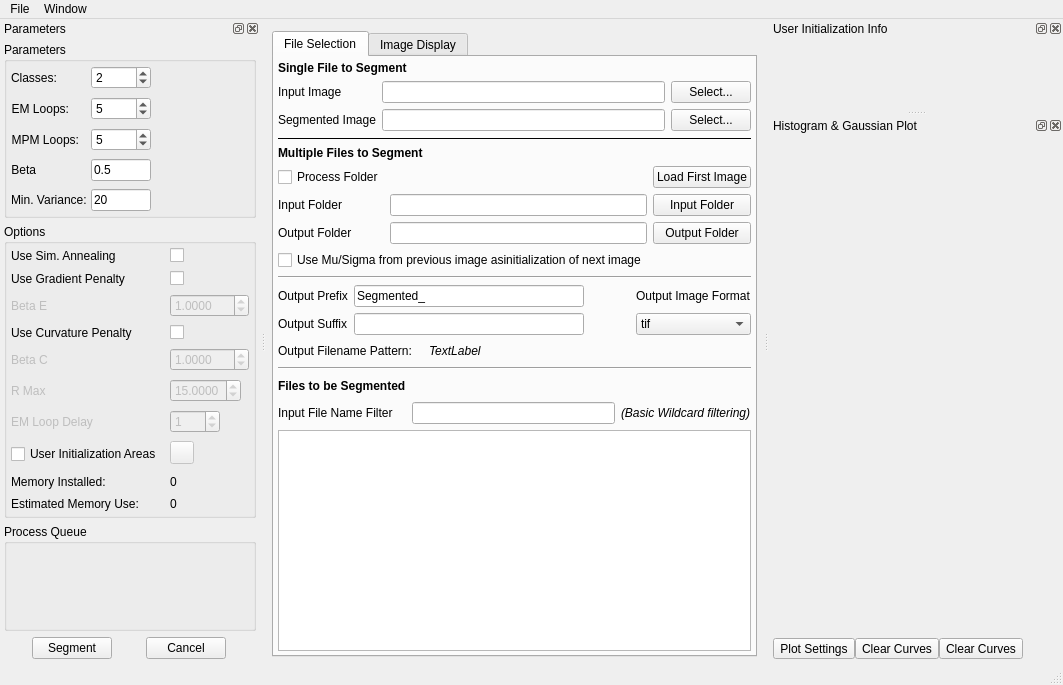
BlueQuartzSoftware/EMMPMWorkbench, file Code/EmMpmGui/UI_Files/EmMpmGui.ui: the form before one commit.
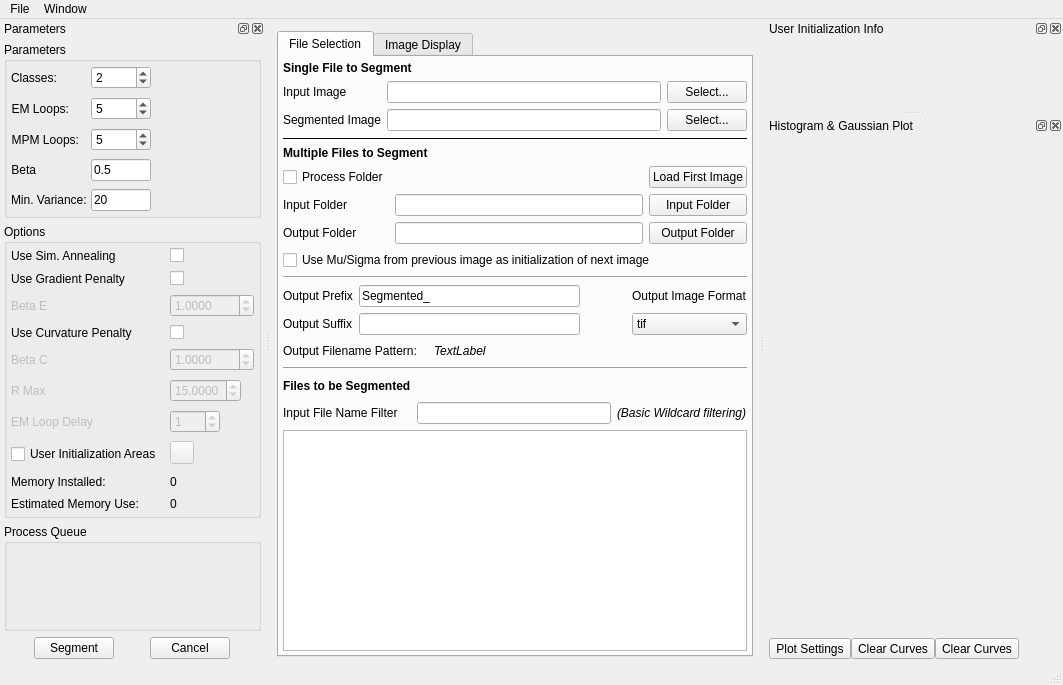
The form after the commit. Icons and pictures are not drawn. Custom widgets are drawn as their Qt base class.

Commit message: Adding ability to write out the Mu/Sigma values for each file segmented

Diff of the .ui file:
```diff
--- a/Code/EmMpmGui/UI_Files/EmMpmGui.ui
+++ b/Code/EmMpmGui/UI_Files/EmMpmGui.ui
@@ -190,10 +190,10 @@
             </property>
            </widget>
           </item>
-          <item row="3" column="0" colspan="2">
+          <item row="3" column="0" colspan="3">
            <widget class="QCheckBox" name="muSigmaFeedback">
             <property name="text">
-             <string>Use Mu/Sigma from previous image asinitialization of next image</string>
+             <string>Use Mu/Sigma from previous image as initialization of next image</string>
             </property>
            </widget>
           </item>
```
Left out of the diff: 17 changed lines with no effect on the pictures. The commit also changes 4 other files.
